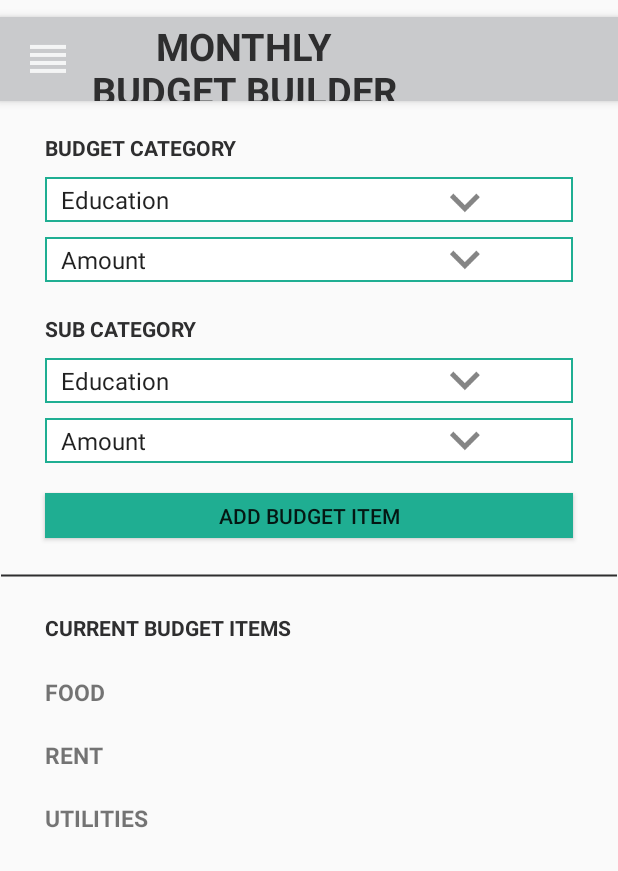
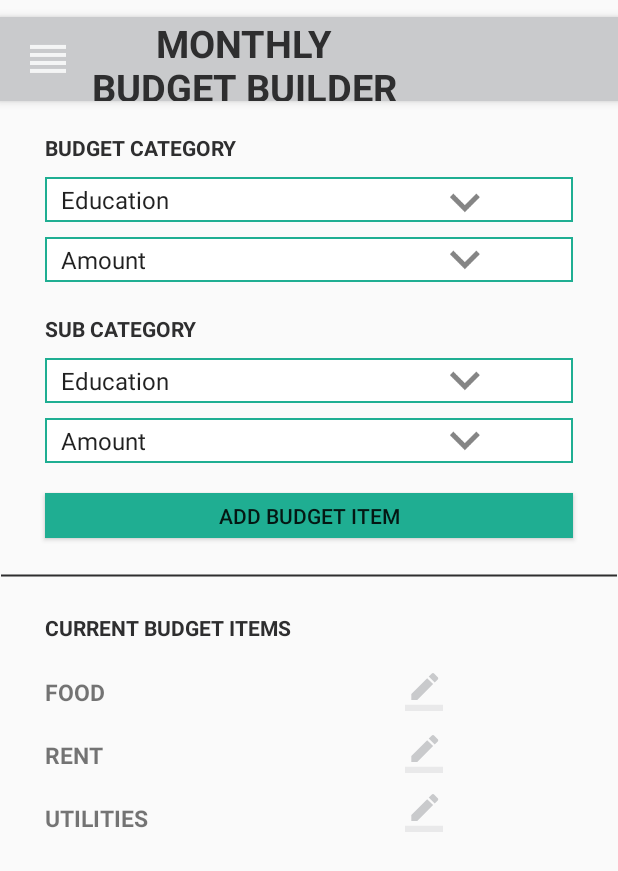
Before and after one commit to bkennel/SBCityConnect, an Android app: the BudgetBuilderActivity screen opened directly, with no data from a screen before it, on a phone screen of 412 x 824 dp. Shown: the top 871 px of the screen. Run offline under Robolectric (Android 15) with nearby library versions, the phone set to English and light mode, and no system bars.

Commit message:
Added pencil

```diff
--- /dev/null
+++ b/app/src/main/res/drawable/ic_pencil_gray.xml
@@ -0,0 +1,13 @@
+<vector xmlns:android="http://schemas.android.com/apk/res/android"
+        android:width="24dp"
+        android:height="24dp"
+        android:viewportWidth="24.0"
+        android:viewportHeight="24.0">
+    <path
+        android:fillColor="#FF000000"
+        android:pathData="M17.75,7L14,3.25l-10,10L4,17h3.75l10,-10zM20.71,4.04c0.39,-0.39 0.39,-1.02 0,-1.41L18.37,0.29c-0.39,-0.39 -1.02,-0.39 -1.41,0L15,2.25 18.75,6l1.96,-1.96z"/>
+    <path
+        android:fillColor="#FF000000"
+        android:pathData="M0,20h24v4H0z"
+        android:fillAlpha=".36"/>
+</vector>
--- a/app/src/main/res/layout/activity_budget_builder.xml
+++ b/app/src/main/res/layout/activity_budget_builder.xml
@@ -41,7 +41,7 @@
                 android:textAlignment="center"
                 android:layout_gravity="center"
                 android:paddingLeft="10dp"
-                android:layout_marginTop="1dp"
+                android:layout_marginTop="0dp"
                 android:id="@+id/toolbarPaymentTitle"
                 android:textColor="@color/colorDarkGray"
                 android:textSize="25dp"
@@ -198,6 +198,16 @@
         android:textStyle="bold"
         android:layout_marginTop="12dp"/>
 
+    <ImageView
+        android:layout_width="25dp"
+        android:layout_height="25dp"
+        android:layout_below="@id/currentBudgetItems"
+        android:layout_marginTop="10dp"
+        android:src="@drawable/ic_pencil_gray"
+        android:tint="@color/colorLightGray"
+        android:layout_marginLeft="270dp"
+        android:id="@+id/firstPencil"/>
+
     <TextView
         android:layout_width="fill_parent"
         android:layout_height="30dp"
@@ -209,6 +219,16 @@
         android:textStyle="bold"
         android:layout_marginTop="12dp"/>
 
+    <ImageView
+        android:layout_width="25dp"
+        android:layout_height="25dp"
+        android:layout_below="@id/firstPencil"
+        android:layout_alignLeft="@+id/firstPencil"
+        android:layout_marginTop="16dp"
+        android:src="@drawable/ic_pencil_gray"
+        android:tint="@color/colorLightGray"
+        android:id="@+id/secondPencil"/>
+
     <TextView
         android:layout_width="fill_parent"
         android:layout_height="30dp"
@@ -219,4 +239,15 @@
         android:textSize="15dp"
         android:textStyle="bold"
         android:layout_marginTop="12dp"/>
+
+    <ImageView
+        android:layout_width="25dp"
+        android:layout_height="25dp"
+        android:layout_below="@id/secondPencil"
+        android:layout_alignLeft="@+id/secondPencil"
+        android:layout_marginTop="14dp"
+        android:src="@drawable/ic_pencil_gray"
+        android:tint="@color/colorLightGray"
+        android:id="@+id/thirdPencil"/>
+
 </RelativeLayout>
```
Also changed, not shown: app/src/main/ic_launcher-web.png (added), app/src/main/ic_pencil-web.png (added), app/src/main/res/mipmap-hdpi/ic_grey_pencil.png (added), app/src/main/res/mipmap-hdpi/ic_launcher.png, app/src/main/res/mipmap-mdpi/ic_grey_pencil.png (added), app/src/main/res/mipmap-mdpi/ic_launcher.png, app/src/main/res/mipmap-xhdpi/ic_grey_pencil.png (added), app/src/main/res/mipmap-xhdpi/ic_launcher.png, app/src/main/res/mipmap-xxhdpi/ic_grey_pencil.png (added), app/src/main/res/mipmap-xxhdpi/ic_launcher.png, app/src/main/res/mipmap-xxxhdpi/ic_grey_pencil.png (added), app/src/main/res/mipmap-xxxhdpi/ic_launcher.png.
